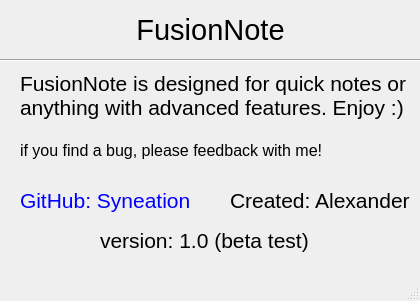
This is infowindow.ui in Syneation/FlexuraNote-code as Qt 5 draws it before an edit. The edited form follows.
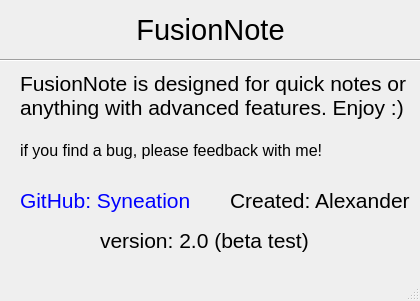
This is the edited form. Icons and pictures are not drawn.

What changed in the file:
```diff
--- a/infowindow.ui
+++ b/infowindow.ui
@@ -75,7 +75,7 @@
      </font>
     </property>
     <property name="text">
-     <string>version: 1.0 (beta test)</string>
+     <string>version: 2.0 (beta test)</string>
     </property>
    </widget>
    <widget class="QLabel" name="label_3">
```
